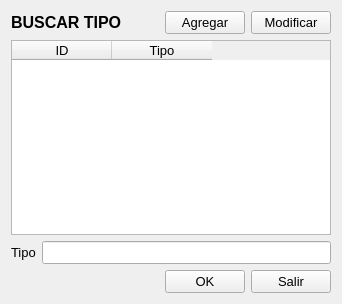
This is Producto/tipobuscar.ui in radtek/manager as Qt 5 draws it before an edit. The edited form follows.
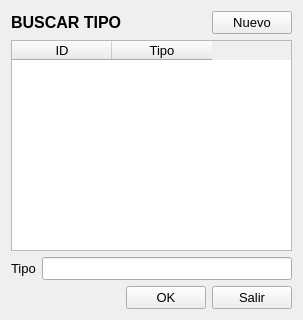
This is the edited form. Icons and pictures are not drawn.

```diff
--- a/Producto/tipobuscar.ui
+++ b/Producto/tipobuscar.ui
@@ -6,8 +6,8 @@
    <rect>
     <x>0</x>
     <y>0</y>
-    <width>342</width>
-    <height>304</height>
+    <width>301</width>
+    <height>320</height>
    </rect>
   </property>
   <property name="windowTitle">
@@ -51,7 +51,7 @@
         </font>
        </property>
        <property name="text">
-        <string>Agregar</string>
+        <string>Nuevo</string>
        </property>
        <property name="icon">
         <iconset resource="../ManagerSystem/iconos.qrc">
@@ -65,28 +65,6 @@
        </property>
       </widget>
      </item>
-     <item>
-      <widget class="QPushButton" name="pushButton_modificar">
-       <property name="font">
-        <font>
-         <pointsize>10</pointsize>
-        </font>
-       </property>
-       <property name="text">
-        <string>Modificar</string>
-       </property>
-       <property name="icon">
-        <iconset resource="../ManagerSystem/iconos.qrc">
-         <normaloff>:/new/Iconos/modificar_32.png</normaloff>:/new/Iconos/modificar_32.png</iconset>
-       </property>
-       <property name="iconSize">
-        <size>
-         <width>32</width>
-         <height>32</height>
-        </size>
-       </property>
-      </widget>
-     </item>
     </layout>
    </item>
    <item>
```
Left out of the diff: 1 changed line with no effect on the pictures.
